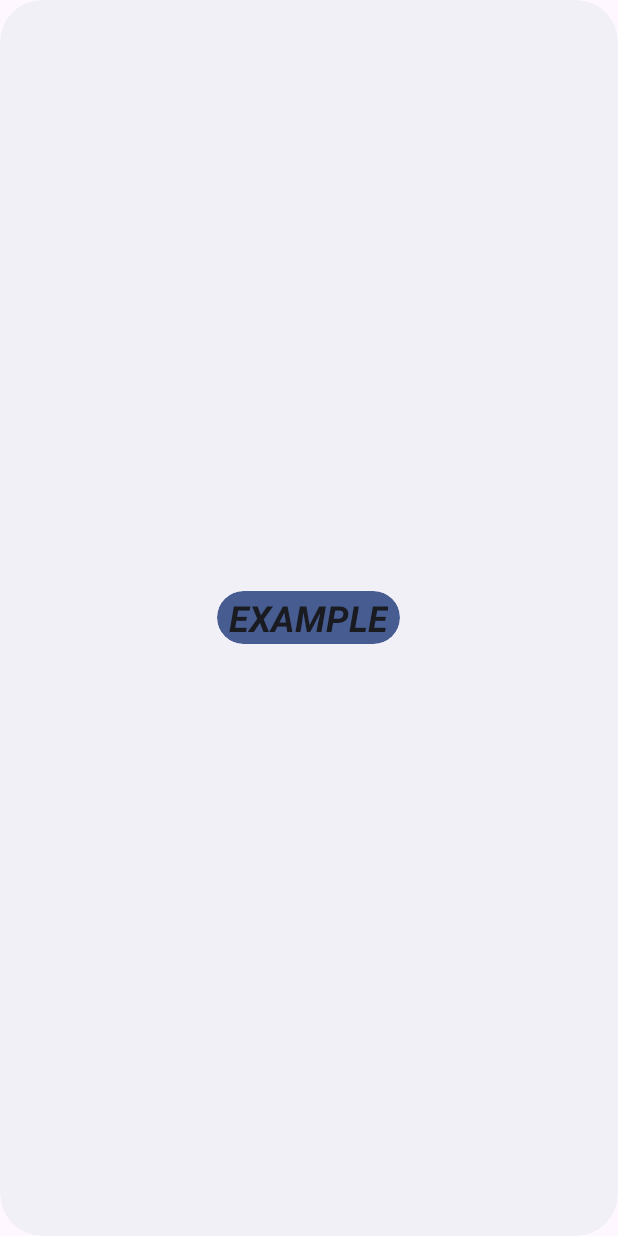
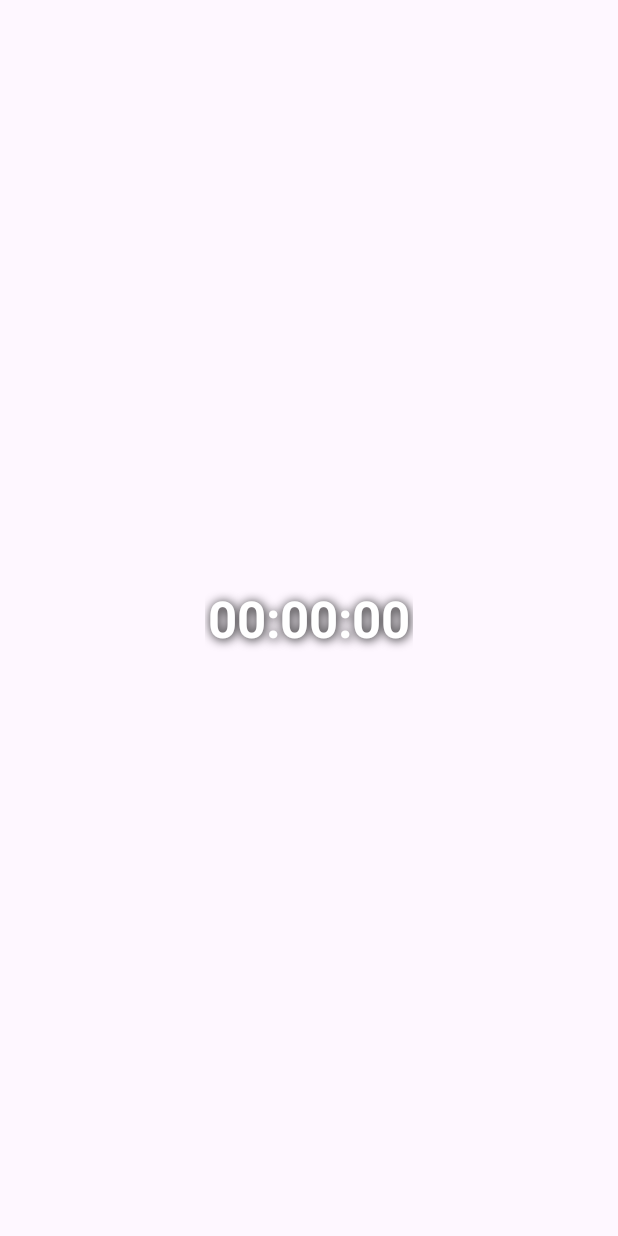
Before and after one commit to arantir/clockWidget, an Android app: the layout new_app_widget.xml on its own in the app's theme, with its tools: preview values and no code run, on a phone screen of 412 x 824 dp. Run offline under Robolectric (Android 15) with nearby library versions, the phone set to English and light mode, and no system bars.

Commit message:
надпись
Сделан прозрачный фон для виджета. Шрифт большой и с обводкой. Убраны лишние детали, мешавшие сделать большой шрифт.

```diff
--- a/app/src/main/java/com/example/clockwidget/MainActivity.kt
+++ b/app/src/main/java/com/example/clockwidget/MainActivity.kt
@@ -2,10 +2,12 @@ package com.example.clockwidget
 
 import androidx.appcompat.app.AppCompatActivity
 import android.os.Bundle
+import android.widget.RemoteViews
 
 class MainActivity : AppCompatActivity() {
     override fun onCreate(savedInstanceState: Bundle?) {
         super.onCreate(savedInstanceState)
         setContentView(R.layout.activity_main)
     }
+
 }
--- a/app/src/main/java/com/example/clockwidget/NewAppWidget.kt
+++ b/app/src/main/java/com/example/clockwidget/NewAppWidget.kt
@@ -27,6 +27,12 @@ class NewAppWidget : AppWidgetProvider() {
     override fun onDisabled(context: Context) {
         // Enter relevant functionality for when the last widget is disabled
     }
+
+    fun onClick() {
+        //val views = RemoteViews(context.packageName, R.layout.new_app_widget)
+        val views = RemoteViews(this.baseContext.packageName, R.layout.new_app_widget)
+        views.setTextViewText(R.id.appwidget_text, "ыыыы")
+    }
 }
 
 internal fun updateAppWidget(
--- a/app/src/main/res/layout/new_app_widget.xml
+++ b/app/src/main/res/layout/new_app_widget.xml
@@ -1,24 +1,29 @@
 <RelativeLayout xmlns:android="http://schemas.android.com/apk/res/android"
-    style="@style/Widget.ClockWidget.AppWidget.Container"
+    xmlns:app="http://schemas.android.com/apk/res-auto"
+    xmlns:tools="http://schemas.android.com/tools"
     android:layout_width="match_parent"
     android:layout_height="match_parent"
-    android:theme="@style/Theme.ClockWidget.AppWidgetContainer">
+    android:background="@android:color/transparent">
 
     <TextView
         android:id="@+id/appwidget_text"
-        style="@style/Widget.ClockWidget.AppWidget.InnerView"
         android:layout_width="wrap_content"
         android:layout_height="wrap_content"
         android:layout_centerInParent="true"
-        android:layout_marginStart="8dp"
-        android:layout_marginTop="8dp"
-        android:layout_marginEnd="8dp"
-        android:layout_marginBottom="8dp"
+        android:background="@android:color/transparent"
+        android:clickable="true"
         android:contentDescription="@string/appwidget_text"
+        android:gravity="center"
         android:padding="1dp"
-        android:paddingStart="8dp"
-        android:paddingEnd="8dp"
+        android:paddingStart="2dp"
+        android:paddingEnd="2dp"
+        android:shadowColor="@color/black"
+        android:shadowDx="1"
+        android:shadowDy="1"
+        android:shadowRadius="8"
         android:text="@string/appwidget_text"
-        android:textSize="24sp"
-        android:textStyle="bold|italic" />
+        android:textColor="@color/white"
+        android:textSize="34sp"
+        android:textStyle="bold" />
+
 </RelativeLayout>
--- a/app/src/main/res/values/strings.xml
+++ b/app/src/main/res/values/strings.xml
@@ -1,6 +1,6 @@
 <resources>
     <string name="app_name">clockWidget</string>
-    <string name="appwidget_text">EXAMPLE</string>
+    <string name="appwidget_text">00:00:00</string>
     <string name="add_widget">Add widget</string>
     <string name="app_widget_description">This is an app widget description</string>
 </resources>
```
